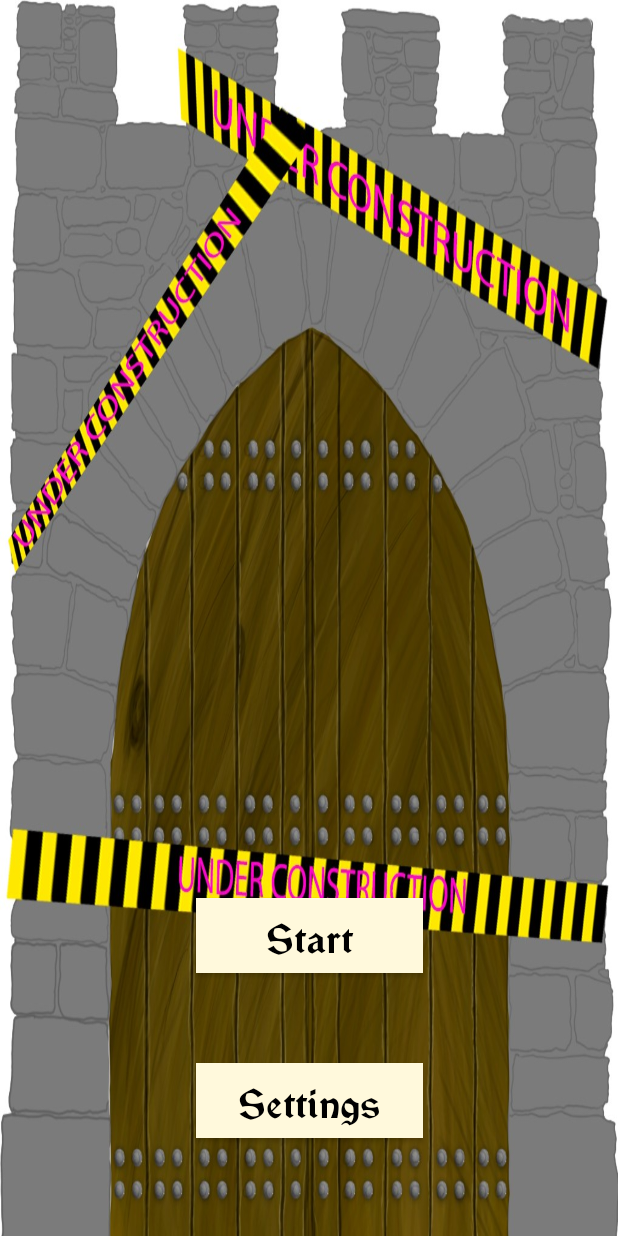
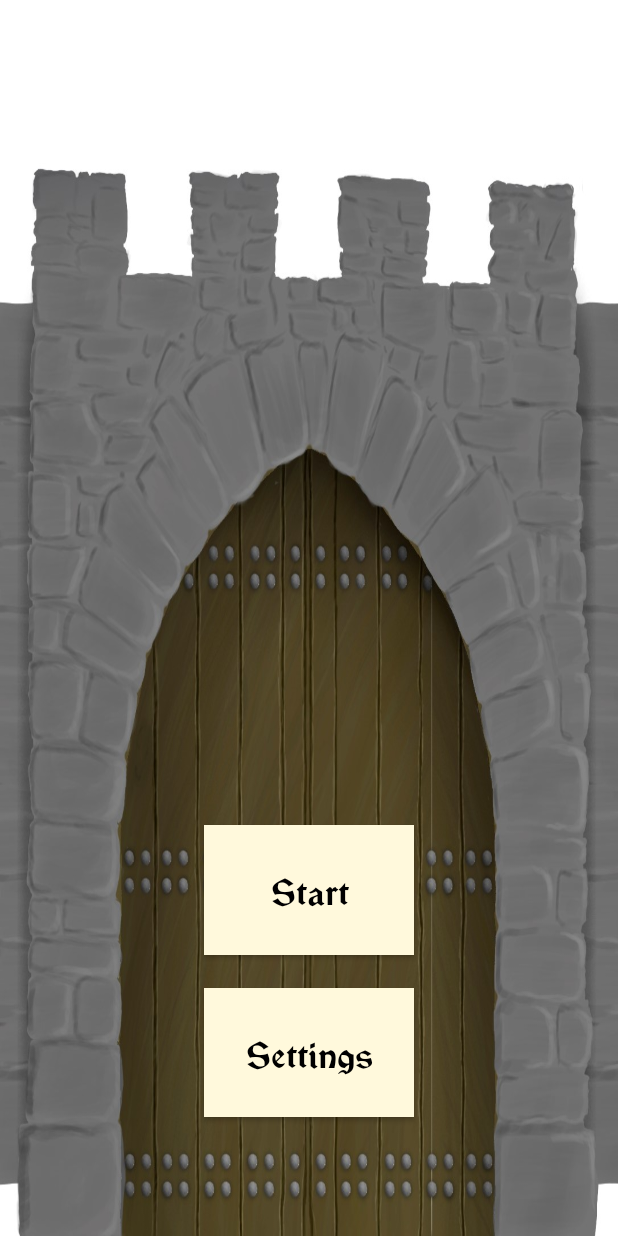
Before and after one commit to duddoser/ProjectGame, an Android app: the screen it shows after launch (MainActivity), on a phone screen of 412 x 824 dp. Run offline under Robolectric (Android 15) with nearby library versions, the phone set to English and light mode, and no system bars.

Commit message:
startgame.jpg changed

```diff
--- a/app/src/main/java/com/example/projectgame/GameFragment.java
+++ b/app/src/main/java/com/example/projectgame/GameFragment.java
@@ -30,9 +30,6 @@ import com.google.android.gms.tasks.OnSuccessListener;
 import com.google.android.gms.tasks.Task;
 
 
-/**
- * A simple {@link Fragment} subclass.
- */
 public class GameFragment extends Fragment {
     private View view;
 
--- a/app/src/main/java/com/example/projectgame/SettingsFragment.java
+++ b/app/src/main/java/com/example/projectgame/SettingsFragment.java
@@ -10,9 +10,6 @@ import android.view.View;
 import android.view.ViewGroup;
 
 
-/**
- * A simple {@link Fragment} subclass.
- */
 public class SettingsFragment extends Fragment {
     public View view;
 
--- a/app/src/main/res/layout/fragment_start.xml
+++ b/app/src/main/res/layout/fragment_start.xml
@@ -10,16 +10,16 @@
     <Button
         android:id="@+id/start_button"
         style="@android:style/Widget.Button.Inset"
-        android:layout_width="151dp"
-        android:layout_height="50dp"
+        android:layout_width="140dp"
+        android:layout_height="0dp"
         android:layout_gravity="center_horizontal"
-        android:layout_marginTop="561dp"
+        android:layout_marginTop="550dp"
         android:layout_marginBottom="22dp"
         android:background="@color/buttonBackground"
         android:text="@string/start_button"
         android:textColorHighlight="#000C0C0C"
         android:textColorLink="#00070707"
-        android:textSize="26sp"
+        android:textSize="23sp"
         app:fontFamily="@font/myfont"
         app:layout_constraintBottom_toTopOf="@+id/settings_button"
         app:layout_constraintEnd_toEndOf="parent"
@@ -29,13 +29,13 @@
     <Button
         android:id="@+id/settings_button"
         style="@android:style/Widget.Button.Inset"
-        android:layout_width="151dp"
-        android:layout_height="50dp"
+        android:layout_width="140dp"
+        android:layout_height="0dp"
         android:layout_gravity="center_horizontal"
-        android:layout_marginBottom="28dp"
+        android:layout_marginBottom="79dp"
         android:background="@color/buttonBackground"
         android:text="@string/settings_button"
-        android:textSize="26sp"
+        android:textSize="23sp"
         app:fontFamily="@font/myfont"
         app:layout_constraintBottom_toBottomOf="parent"
         app:layout_constraintEnd_toEndOf="parent"
```
Also changed, not shown: app/src/main/res/drawable/startgame.jpg.
